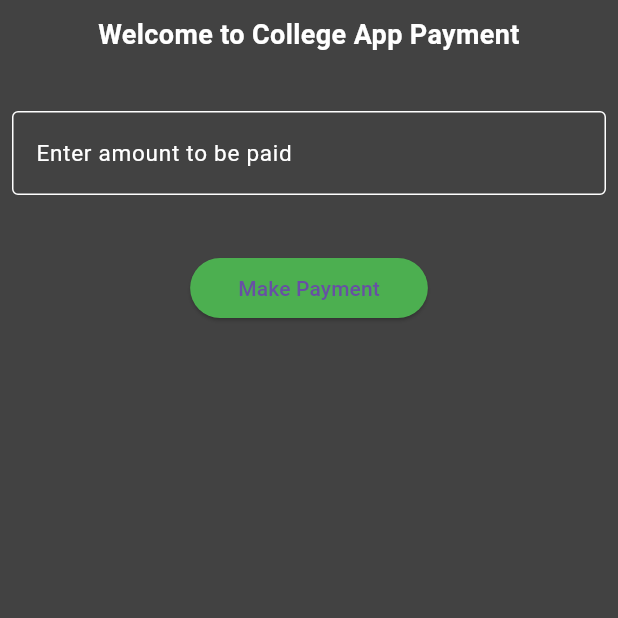
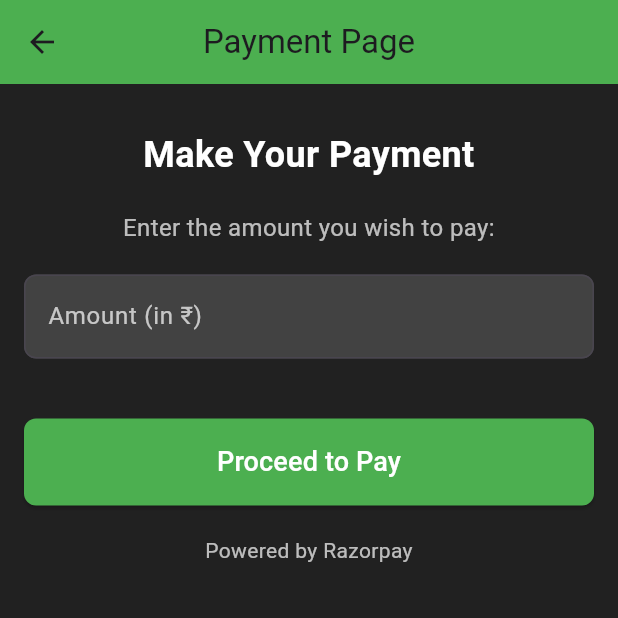
Before and after one commit to shwetabotx/collegeapp, a Flutter app: the RazorpayPage screen opened directly, on a phone screen of 412 x 824 dp, the top half of it. Run offline on Flutter 3.47's test engine with Material 3 defaults, Android fonts, the phone set to English and light mode, and no system bars; our stand-ins replace cloud_firestore, firebase_auth, firebase_core, fluttertoast, google_sign_in; missing offline and left inert: razorpay_flutter; accounts and stored records are empty.

Commit message:
payment method done!

```diff
--- a/lib/pages/razorpay_payment.dart
+++ b/lib/pages/razorpay_payment.dart
@@ -1,3 +1,4 @@
+import 'package:collegeapp/pages/student_home_page.dart';
 import 'package:flutter/material.dart';
 import 'package:razorpay_flutter/razorpay_flutter.dart';
 import 'package:fluttertoast/fluttertoast.dart';
@@ -16,11 +17,11 @@ class _RazorpayPageState extends State<RazorpayPage> {
   void openCheckout(int amount) async {
     amount = amount * 100; // Convert to paise
     var options = {
-      'key': 'rzp_test_1DP5mn0lfG5ag', // Replace with your Razorpay key
+      'key': 'rzp_test_9XbJPu0vOzevBn', // Replace with your Razorpay key
       'amount': amount,
       'name': 'College App',
       'description': 'Payment for the college app',
-      'prefill': {'contact': '1234567890', 'email': 'test@gmail.com'},
+      'prefill': {'contact': '0000000000', 'email': 'test@razorpay.com'},
       'external': {
         'wallets': ['paytm']
       }
@@ -35,19 +36,22 @@ class _RazorpayPageState extends State<RazorpayPage> {
   void handlePaymentSuccess(PaymentSuccessResponse response) {
     Fluttertoast.showToast(
       msg: "Payment successful: ${response.paymentId}",
-        toastLength: Toast.LENGTH_SHORT);
+      toastLength: Toast.LENGTH_SHORT,
+    );
   }
 
   void handlePaymentError(PaymentFailureResponse response) {
     Fluttertoast.showToast(
       msg: "Payment failed: ${response.message ?? 'Unknown error'}",
-        toastLength: Toast.LENGTH_SHORT);
+      toastLength: Toast.LENGTH_SHORT,
+    );
   }
 
   void handleExternalWallet(ExternalWalletResponse response) {
     Fluttertoast.showToast(
       msg: "External Wallet: ${response.walletName}",
-        toastLength: Toast.LENGTH_SHORT);
+      toastLength: Toast.LENGTH_SHORT,
+    );
   }
 
   @override
@@ -68,53 +72,70 @@ class _RazorpayPageState extends State<RazorpayPage> {
   @override
   Widget build(BuildContext context) {
     return Scaffold(
-      backgroundColor: Colors.grey[800],
-      body: SingleChildScrollView(
+      backgroundColor: Colors.grey[900],
+      appBar: AppBar(
+        title: const Text("Payment Page"),
+        backgroundColor: Colors.green,
+        centerTitle: true,
+        leading: IconButton(
+          onPressed: () {
+            // Logout logic
+            WidgetsBinding.instance.addPostFrameCallback((_) {
+              Navigator.pushReplacement(
+                context,
+                MaterialPageRoute(builder: (context) => StudentHomePage()),
+              );
+            });
+          },
+          icon: Icon(Icons.arrow_back),
+        ),
+      ),
+      body: Padding(
+        padding: const EdgeInsets.symmetric(horizontal: 16.0),
         child: Column(
+          crossAxisAlignment: CrossAxisAlignment.stretch,
           children: [
-            const SizedBox(height: 10),
+            const SizedBox(height: 30),
             const Text(
-              "Welcome to College App Payment",
+              "Make Your Payment",
               style: TextStyle(
                 color: Colors.white,
+                fontSize: 24,
                 fontWeight: FontWeight.bold,
-                  fontSize: 18),
+              ),
               textAlign: TextAlign.center,
             ),
-            const SizedBox(height: 30),
-            Padding(
-              padding: const EdgeInsets.all(8.0),
-              child: TextFormField(
+            const SizedBox(height: 20),
+            const Text(
+              "Enter the amount you wish to pay:",
+              style: TextStyle(
+                color: Colors.white70,
+                fontSize: 16,
+              ),
+              textAlign: TextAlign.center,
+            ),
+            const SizedBox(height: 20),
+            TextFormField(
               cursorColor: Colors.white,
-                autofocus: false,
+              keyboardType: TextInputType.number,
               style: const TextStyle(color: Colors.white),
-                decoration: const InputDecoration(
-                  labelText: 'Enter amount to be paid',
-                  labelStyle: TextStyle(fontSize: 15.0, color: Colors.white),
+              decoration: InputDecoration(
+                labelText: 'Amount (in ₹)',
+                labelStyle: const TextStyle(color: Colors.white70),
+                filled: true,
+                fillColor: Colors.grey[800],
                 border: OutlineInputBorder(
-                    borderSide: BorderSide(
-                      color: Colors.white,
-                      width: 1.0,
+                  borderRadius: BorderRadius.circular(8),
+                  borderSide: const BorderSide(color: Colors.white),
+                ),
+                focusedBorder: OutlineInputBorder(
+                  borderRadius: BorderRadius.circular(8),
+                  borderSide: const BorderSide(color: Colors.green, width: 2),
                 ),
               ),
-                  enabledBorder: OutlineInputBorder(
-                    borderSide: BorderSide(
-                      color: Colors.white,
-                      width: 1.0,
+              controller: amtController,
             ),
-                  ),
-                  errorStyle: TextStyle(color: Colors.redAccent, fontSize: 15),
-                ),
-                controller: amtController,
-                validator: (value) {
-                  if (value == null || value.isEmpty) {
-                    return 'Please enter amount to be paid';
-                  }
-                  return null;
-                },
-              ),
-            ),
-            const SizedBox(height: 30),
+            const SizedBox(height: 40),
             ElevatedButton(
               onPressed: () {
                 if (amtController.text.isNotEmpty) {
@@ -124,19 +145,33 @@ class _RazorpayPageState extends State<RazorpayPage> {
                   } catch (e) {
                     Fluttertoast.showToast(
                       msg: "Invalid amount entered",
-                        toastLength: Toast.LENGTH_SHORT);
+                      toastLength: Toast.LENGTH_SHORT,
+                    );
                   }
                 } else {
                   Fluttertoast.showToast(
                     msg: "Please enter an amount",
-                      toastLength: Toast.LENGTH_SHORT);
+                    toastLength: Toast.LENGTH_SHORT,
+                  );
                 }
               },
-              style: ElevatedButton.styleFrom(backgroundColor: Colors.green),
-              child: const Padding(
-                padding: EdgeInsets.all(8.0),
-                child: Text('Make Payment'),
+              style: ElevatedButton.styleFrom(
+                backgroundColor: Colors.green,
+                padding: const EdgeInsets.symmetric(vertical: 16),
+                shape: RoundedRectangleBorder(
+                  borderRadius: BorderRadius.circular(8),
                 ),
+              ),
+              child: const Text(
+                "Proceed to Pay",
+                style: TextStyle(fontSize: 18, color: Colors.white),
+              ),
+            ),
+            const SizedBox(height: 20),
+            const Text(
+              "Powered by Razorpay",
+              style: TextStyle(color: Colors.white70, fontSize: 14),
+              textAlign: TextAlign.center,
             ),
           ],
         ),
```
Lines whose indentation alone changed are shown as unchanged.
